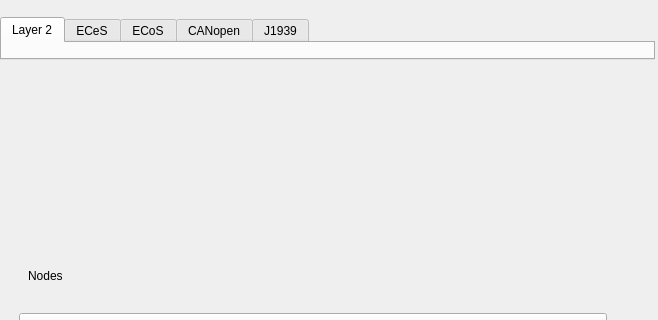
This is opensyde_tool/src/system_definition/bus_edit/C_SdBueComIfDescriptionWidget.ui in tylerwagler/openSYDE as Qt 5 draws it before an edit; both pictures show x 0 to 658 and y 0 to 320 of the 658 by 698 pixel window. The edited form follows.
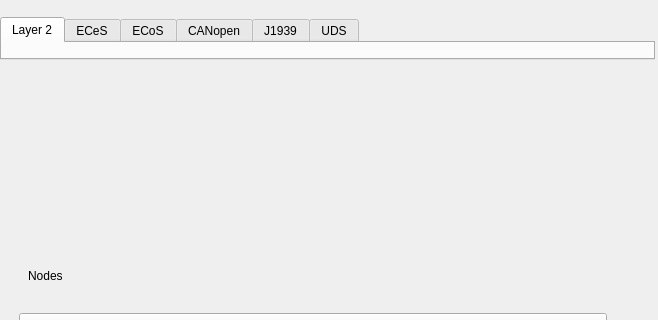
This is the edited form. Icons and pictures are not drawn. Custom widgets are drawn as their Qt base class.

```diff
--- a/opensyde_tool/src/system_definition/bus_edit/C_SdBueComIfDescriptionWidget.ui
+++ b/opensyde_tool/src/system_definition/bus_edit/C_SdBueComIfDescriptionWidget.ui
@@ -100,6 +100,11 @@
          <string>J1939</string>
         </attribute>
        </widget>
+       <widget class="QWidget" name="pc_Tab6">
+        <attribute name="title">
+         <string>UDS</string>
+        </attribute>
+       </widget>
       </widget>
      </item>
      <item>
```
